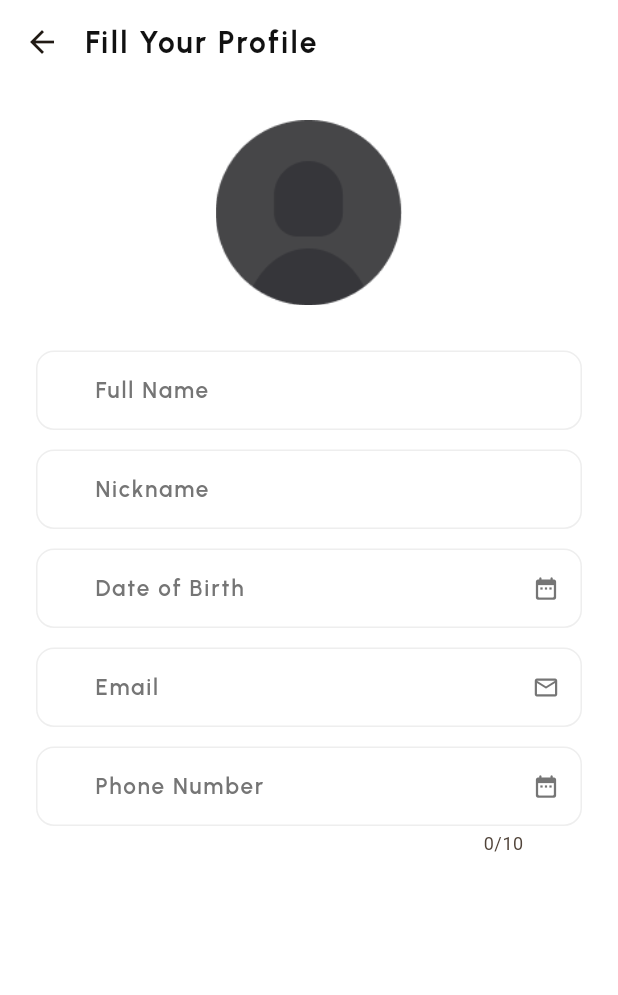
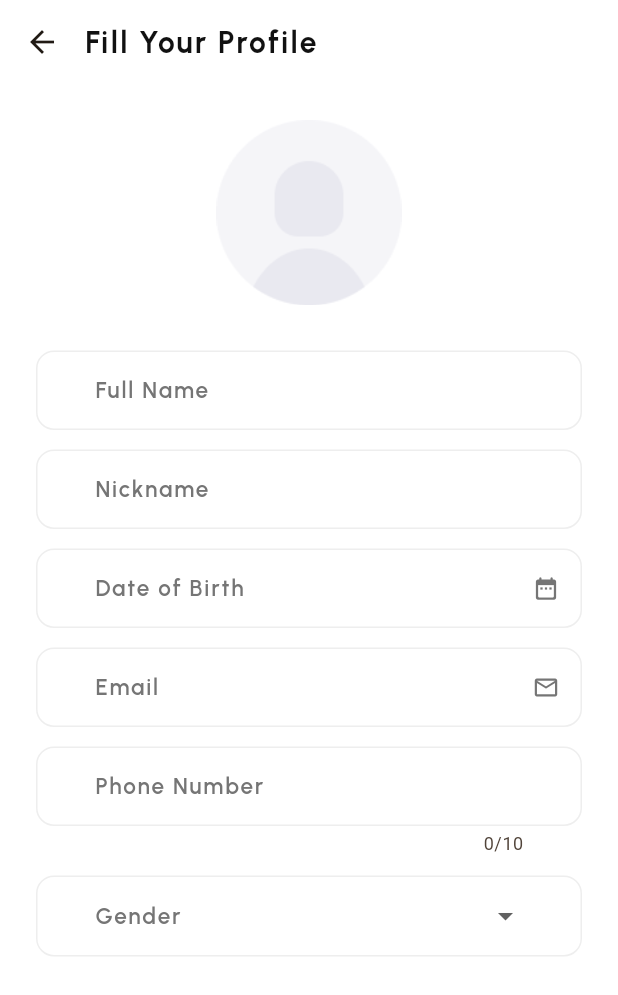
Before and after one commit to Gaurav-Kushwaha-1225/Casca, a Flutter app: the ProfileSetup screen opened directly with empty values, on a phone screen of 412 x 824 dp. Shown: the top 995 px of the screen. Run offline on Flutter 3.47's test engine with Material 3 defaults, Android fonts, the light colour scheme and no system bars; our stand-ins replace go_router, google_fonts, sqflite; accounts and stored records are empty.

Commit message:
ProfileSetup Page Gender TextField Added

```diff
--- a/lib/screens/login_page/profile_setup/profile_setup.dart
+++ b/lib/screens/login_page/profile_setup/profile_setup.dart
@@ -16,29 +16,33 @@ class ProfileSetup extends StatefulWidget {
 }
 
 class _ProfileSetupState extends State<ProfileSetup> {
-  final TextEditingController nameTextEditingController =
+   TextEditingController nameTextEditingController =
       TextEditingController();
   final FocusNode nameFocusNode = FocusNode();
   final GlobalKey<FormState> nameKey = GlobalKey();
   String? errorNameValue;
 
-  final TextEditingController nicknameTextEditingController =
+   TextEditingController nicknameTextEditingController =
       TextEditingController();
   final FocusNode nicknameFocusNode = FocusNode();
   final GlobalKey<FormState> nicknameKey = GlobalKey();
   String? errorNicknameValue;
 
-  final TextEditingController dobTextEditingController =
+   TextEditingController dobTextEditingController =
       TextEditingController();
   final FocusNode dobFocusNode = FocusNode();
   final GlobalKey<FormState> dobKey = GlobalKey();
   String? errordobValue;
 
-  final TextEditingController phoneTextEditingController =
+   TextEditingController phoneTextEditingController =
   TextEditingController();
   final FocusNode phoneFocusNode = FocusNode();
   final GlobalKey<FormState> phoneKey = GlobalKey();
   String? errorphoneValue;
+
+  final List<String> gender = ["Male", "Female", "Prefer not to say"];
+  String? _selectedGender;
+
   @override
   Widget build(BuildContext context) {
     return Scaffold(
@@ -426,14 +430,6 @@ class _ProfileSetupState extends State<ProfileSetup> {
                             borderRadius:
                             const BorderRadius.all(Radius.circular(12)),
                             gapPadding: 24),
-                        suffixIcon: Icon(
-                          Icons.date_range_rounded,
-                          color:
-                          Theme.of(context).brightness == Brightness.light
-                              ? Colors.grey.shade600
-                              : Colors.grey.shade300,
-                          size: 18,
-                        ),
                         hintText: 'Phone Number',
                         hintStyle: GoogleFonts.urbanist(
                             decoration: TextDecoration.none,
@@ -462,7 +458,75 @@ class _ProfileSetupState extends State<ProfileSetup> {
                 ),
               ),
             ),
-          ],
+            SliverToBoxAdapter(
+              child: Container(
+                margin: const EdgeInsets.only(left: 24, right: 24, bottom: 13),
+                child: FormField<String>(
+                    builder: (FormFieldState<String> state) {
+                      return InputDecorator(decoration: InputDecoration(
+                          contentPadding: const EdgeInsets.symmetric(
+                              vertical: 15, horizontal: 15),
+                          enabledBorder: OutlineInputBorder(
+                              borderSide: BorderSide(
+                                  color: Theme.of(context).brightness == Brightness.light
+                                      ? Constants.lightBorderColor
+                                      : Constants.darkBorderColor),
+                              borderRadius:
+                              const BorderRadius.all(Radius.circular(12)),
+                              gapPadding: 24),
+                          // TODO: Change fill color according to UI when in focus and dark theme or light theme
+                          fillColor: Theme.of(context).brightness == Brightness.light
+                              ? Constants.lightCardFillColor
+                              : Constants.darkCardFillColor,
+                          filled: true,
+                          focusedBorder: OutlineInputBorder(
+                              borderSide: BorderSide(
+                                  color: Theme.of(context).brightness == Brightness.light
+                                      ? Constants.lightSecondary
+                                      : Constants.darkSecondary),
+                              borderRadius: const BorderRadius.all(Radius.circular(12)),
+                              gapPadding: 24),
+                      ),
+                        child: DropdownButtonHideUnderline(
+                          child: DropdownButton<String>(
+                          value: _selectedGender,
+                          isDense: true,
+                          hint: Text("Gender", style: GoogleFonts.urbanist(
+                              decoration: TextDecoration.none,
+                              fontSize: 15,
+                              fontWeight: FontWeight.w600,
+                              color: Theme.of(context).brightness == Brightness.light
+                                  ? Colors.grey.shade600
+                                  : Colors.grey.shade300,
+                              letterSpacing: 1.2,
+                              fontStyle: FontStyle.normal)),
+                          dropdownColor: Theme.of(context).brightness == Brightness.light
+                              ? Constants.lightBorderColor
+                              : Constants.darkBorderColor,
+                          onChanged: (String? newValue) {
+                            setState(() {
+                              _selectedGender = newValue;
+                            });
+                      },
+                      items: gender.map((String value) {
+                        return DropdownMenuItem<String>(
+                          value: value,
+                          child: Text(value, style: GoogleFonts.urbanist(
+                              fontSize: 15,
+                              fontWeight: FontWeight.w600,
+                              color: Theme.of(context).brightness == Brightness.light
+                                  ? Constants.lightTextColor
+                                  : Constants.darkTextColor,
+                              letterSpacing: 1.2,
+                              fontStyle: FontStyle.normal)),
+                        );
+                      }).toList(),
+                    ),
+                  ),
+                );
+              })
+              ),
+            ),],
         ));
   }
 }
```
Also changed, not shown: assets/images/profile_dark.png, assets/images/profile_light.png.
